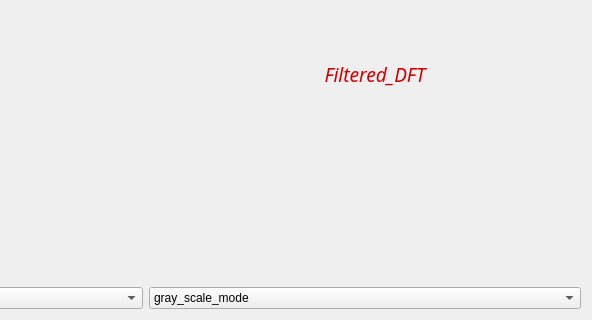
Old version of the form src/ui/filtering_studio.ui in the repository Omarmansour557/Histogram-Equalization; both pictures show x 300 to 892 and y 177 to 497 of the 892 by 497 pixel window.
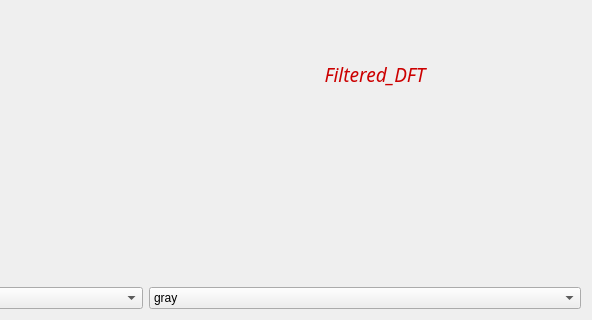
New version of the form.

Commit message: modifying ui and conect with new filter studio file

Patch:
```diff
--- a/src/ui/filtering_studio.ui
+++ b/src/ui/filtering_studio.ui
@@ -240,7 +240,7 @@
     <widget class="QComboBox" name="modes_list">
      <item>
       <property name="text">
-       <string>gray_scale_mode</string>
+       <string>gray</string>
       </property>
      </item>
      <item>
```
Left out of the diff: 4 changed lines with no effect on the pictures. The commit also changes 2 other files.
